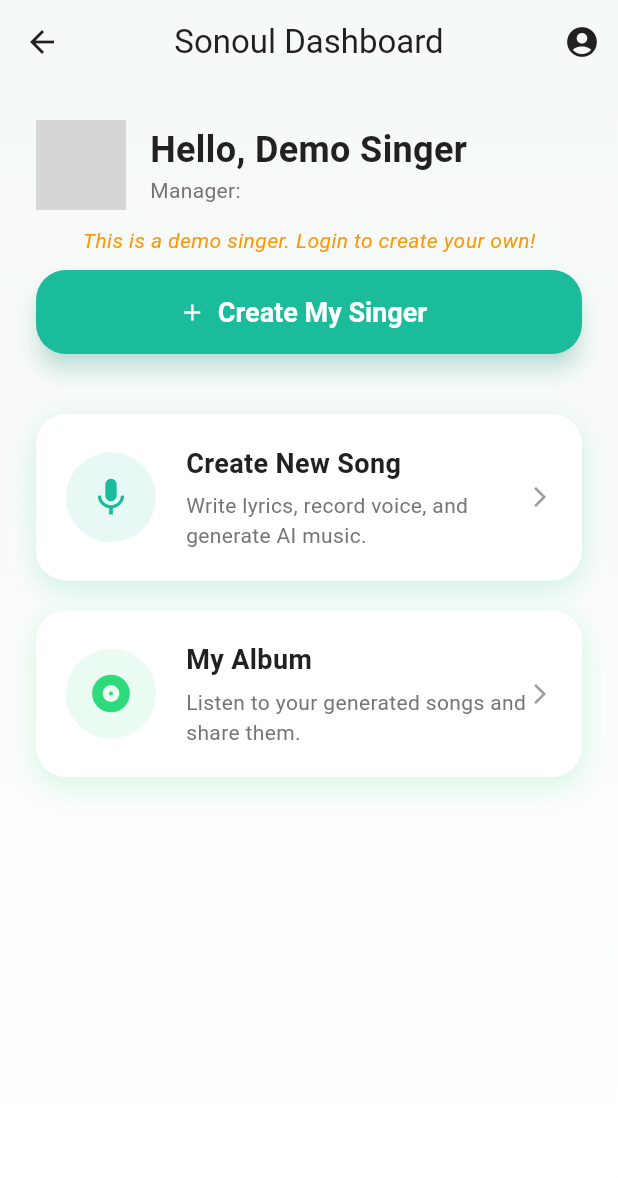
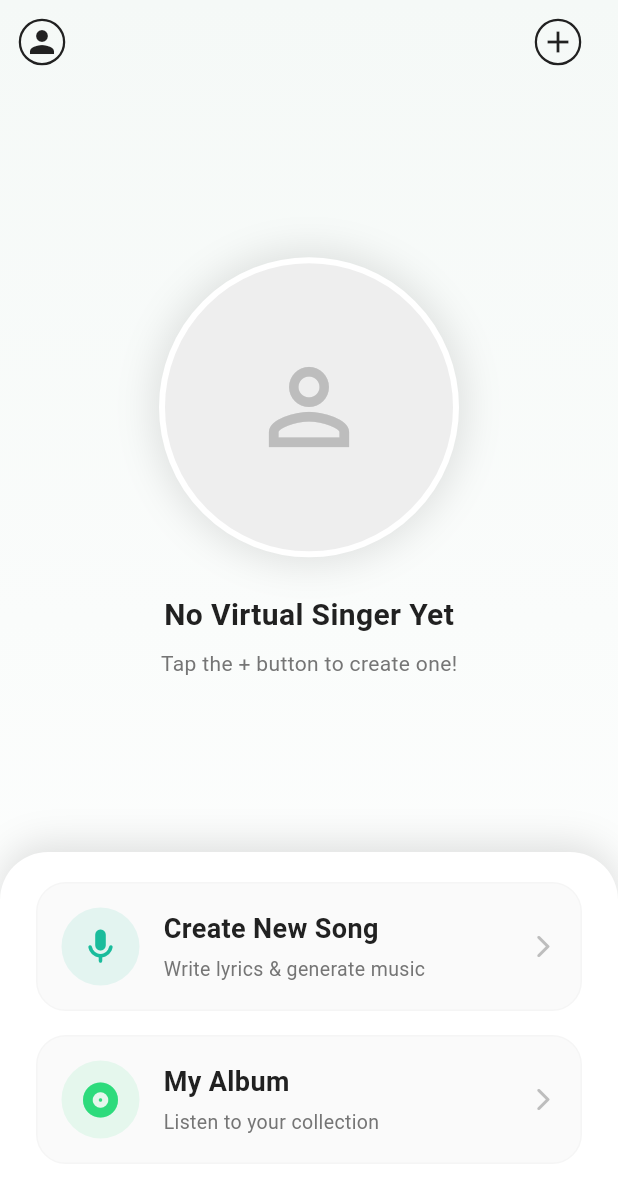
Before and after one commit to hymanliu2015/sonoul, a Flutter app: the DashPage screen opened by its route, on a phone screen of 412 x 824 dp. Shown: the top 1178 px of the screen. Run offline on Flutter 3.47's test engine with Material 3 defaults, Android fonts, the phone set to English and light mode, and no system bars; our stand-ins replace audioplayers, dio, fluttertoast, get, in_app_purchase, in_app_review and 7 more; missing offline and left inert: record; accounts and stored records are empty; grey boxes are pictures that could not be loaded.

Commit message:
多个虚拟歌手

```diff
--- a/lib/features/dash/dash_page.dart
+++ b/lib/features/dash/dash_page.dart
@@ -1,6 +1,7 @@
 import 'package:flutter/material.dart';
 import 'package:get/get.dart';
 import 'package:sonoul/common/res/app_colors.dart';
+import 'package:sonoul/components/custom_text.dart';
 import 'package:sonoul/features/dash/dash_controller.dart';
 
 class DashPage extends StatelessWidget {
@@ -11,13 +12,36 @@
   @override
   Widget build(BuildContext context) {
     return Scaffold(
+      extendBodyBehindAppBar: true,
       appBar: AppBar(
-        title: const Text('Sonoul Dashboard'),
-        centerTitle: true,
+        backgroundColor: Colors.transparent,
+        elevation: 0,
+        leading: IconButton(
+          icon: Container(
+            padding: const EdgeInsets.all(2),
+            decoration: BoxDecoration(
+              shape: BoxShape.circle,
+              border: Border.all(color: AppColors.textPrimary, width: 1.5),
+            ),
+            child: const Icon(Icons.person, color: AppColors.textPrimary),
+          ),
+          onPressed: controller.goToProfile,
+        ),
         actions: [
-          IconButton(
-            icon: const Icon(Icons.account_circle_rounded),
-            onPressed: controller.goToProfile,
+          Padding(
+            padding: const EdgeInsets.only(right: 16.0),
+            child: IconButton(
+              icon: Container(
+                padding: const EdgeInsets.all(2),
+                decoration: BoxDecoration(
+                  shape: BoxShape.circle,
+                  border: Border.all(color: AppColors.textPrimary, width: 1.5),
+                ),
+                child: const Icon(Icons.add, color: AppColors.textPrimary),
+              ),
+              onPressed: controller.goToCreateSinger,
+              tooltip: 'Create My Singer',
+            ),
           ),
         ],
       ),
@@ -29,90 +53,94 @@
             colors: [AppColors.background, Colors.white],
           ),
         ),
-        child: Padding(
-          padding: const EdgeInsets.all(24.0),
+        child: SafeArea(
           child: Column(
-            crossAxisAlignment: CrossAxisAlignment.start,
             children: [
-              Obx(() => Row(
-                children: [
-                  CircleAvatar(
-                    radius: 30,
-                    backgroundImage: controller.singerAvatar.value.isNotEmpty
-                        ? NetworkImage(controller.singerAvatar.value)
-                        : null,
-                    child: controller.singerAvatar.value.isEmpty
-                        ? const Icon(Icons.person, size: 30)
-                        : null,
-                  ),
-                  const SizedBox(width: 16),
-                  Column(
-                    crossAxisAlignment: CrossAxisAlignment.start,
+              // Top Section: Virtual Singer Display (PageView)
+              Expanded(
+                flex: 4, // Increased space for singer
+                child: Obx(() {
+                  if (controller.singers.isEmpty) {
+                    return Center(child: _buildEmptySingerState());
+                  }
+                  return Column(
                     children: [
-                      Text(
-                        'Hello, ${controller.singerName.value}',
-                        style: const TextStyle(
-                          fontSize: 24,
-                          fontWeight: FontWeight.bold,
-                          color: AppColors.textPrimary,
+                      Expanded(
+                        child: PageView.builder(
+                          itemCount: controller.singers.length,
+                          onPageChanged: controller.onPageChanged,
+                          itemBuilder: (context, index) {
+                            final singer = controller.singers[index];
+                            return _buildSingerDisplay(singer.name, singer.avatarUrl);
+                          },
                         ),
                       ),
-                      Text(
-                        'Manager: ${controller.userEmail}',
-                        style: const TextStyle(
-                          fontSize: 14,
-                          color: AppColors.textSecondary,
+                      // Page Indicator
+                      if (controller.singers.length > 1)
+                        Row(
+                          mainAxisAlignment: MainAxisAlignment.center,
+                          children: List.generate(controller.singers.length, (index) {
+                            return Obx(() => Container(
+                              margin: const EdgeInsets.symmetric(horizontal: 4),
+                              width: 8,
+                              height: 8,
+                              decoration: BoxDecoration(
+                                shape: BoxShape.circle,
+                                color: controller.currentSingerIndex.value == index
+                                    ? AppColors.primary
+                                    : Colors.grey.shade300,
+                              ),
+                            ));
+                          }),
                         ),
+                      const SizedBox(height: 16),
+                    ],
+                  );
+                }),
+              ),
+
+              // Bottom Section: Action Buttons
+              Expanded(
+                flex: 2,
+                child: Container(
+                  padding: const EdgeInsets.symmetric(horizontal: 24, vertical: 20),
+                  decoration: const BoxDecoration(
+                    color: Colors.white,
+                    borderRadius: BorderRadius.only(
+                      topLeft: Radius.circular(32),
+                      topRight: Radius.circular(32),
+                    ),
+                    boxShadow: [
+                      BoxShadow(
+                        color: Colors.black12,
+                        blurRadius: 20,
+                        offset: Offset(0, -5),
                       ),
                     ],
                   ),
-                ],
-              )),
-              const SizedBox(height: 10),
-              Obx(() => !controller.hasRealSinger.value
-                  ? Column(
+                  child: SingleChildScrollView(
+                    child: Column(
+                      mainAxisAlignment: MainAxisAlignment.center,
                       children: [
-                        const Text(
-                          'This is a demo singer. Login to create your own!',
-                          style: TextStyle(
-                            fontSize: 14,
-                            color: Colors.orange,
-                            fontStyle: FontStyle.italic,
-                          ),
+                        _buildActionButton(
+                          icon: Icons.mic_rounded,
+                          title: 'Create New Song',
+                          subtitle: 'Write lyrics & generate music',
+                          color: AppColors.primary,
+                          onTap: controller.goToCreateSingle,
                         ),
-                        const SizedBox(height: 10),
-                        ElevatedButton.icon(
-                          onPressed: controller.goToCreateSinger,
-                          icon: const Icon(Icons.add),
-                          label: const Text('Create My Singer'),
-                          style: ElevatedButton.styleFrom(
-                            backgroundColor: AppColors.primary,
-                          ),
+                        const SizedBox(height: 16),
+                        _buildActionButton(
+                          icon: Icons.album_rounded,
+                          title: 'My Album',
+                          subtitle: 'Listen to your collection',
+                          color: AppColors.secondary,
+                          onTap: controller.goToAlbum,
                         ),
                       ],
-                    )
-                  : const Text(
-                      'Ready to create some music?',
-                      style: TextStyle(
-                        fontSize: 16,
-                        color: AppColors.textSecondary,
-                      ),
-                    )),
-              const SizedBox(height: 40),
-              _buildMenuCard(
-                icon: Icons.mic,
-                title: 'Create New Song',
-                subtitle: 'Write lyrics, record voice, and generate AI music.',
-                color: AppColors.primary,
-                onTap: controller.goToCreateSingle,
-              ),
-              const SizedBox(height: 20),
-              _buildMenuCard(
-                icon: Icons.album,
-                title: 'My Album',
-                subtitle: 'Listen to your generated songs and share them.',
-                color: AppColors.secondary,
-                onTap: controller.goToAlbum,
+                    ),
+                  ),
+                ),
               ),
             ],
           ),
@@ -121,63 +149,142 @@
     );
   }
 
-  Widget _buildMenuCard({
+  Widget _buildEmptySingerState() {
+    return Column(
+      mainAxisAlignment: MainAxisAlignment.center,
+      children: [
+        Container(
+          width: 200,
+          height: 200,
+          decoration: BoxDecoration(
+            color: Colors.grey.shade200,
+            shape: BoxShape.circle,
+            border: Border.all(color: Colors.white, width: 4),
+            boxShadow: [
+              BoxShadow(
+                color: Colors.black.withOpacity(0.1),
+                blurRadius: 20,
+                spreadRadius: 5,
+              ),
+            ],
+          ),
+          child: Icon(Icons.person_outline, size: 80, color: Colors.grey.shade400),
+        ),
+        const SizedBox(height: 24),
+        const CustomText(
+          text: 'No Virtual Singer Yet',
+          textFontSize: 20,
+          fontWeight: FontWeight.bold,
+          textColor: AppColors.textPrimary,
+        ),
+        const SizedBox(height: 8),
+        const CustomText(
+          text: 'Tap the + button to create one!',
+          textFontSize: 14,
+          textColor: AppColors.textSecondary,
+        ),
+      ],
+    );
+  }
+
+  Widget _buildSingerDisplay(String name, String avatarUrl) {
+    return SingleChildScrollView(
+      child: Column(
+        mainAxisAlignment: MainAxisAlignment.center,
+        children: [
+          // 3D-like Avatar Container
+          Container(
+            width: 280,
+            height: 350, // Taller for full body or bust shot
+            decoration: BoxDecoration(
+              borderRadius: BorderRadius.circular(20),
+              image: DecorationImage(
+                image: NetworkImage(avatarUrl),
+                fit: BoxFit.cover,
+              ),
+              boxShadow: [
+                BoxShadow(
+                  color: AppColors.primary.withOpacity(0.3),
+                  blurRadius: 30,
+                  spreadRadius: 0,
+                  offset: const Offset(0, 10),
+                ),
+              ],
+            ),
+          ),
+          const SizedBox(height: 24),
+          CustomText(
+            text: name,
+            textFontSize: 28,
+            fontWeight: FontWeight.bold,
+            textColor: AppColors.textPrimary,
+          ),
+          const SizedBox(height: 8),
+          Container(
+            padding: const EdgeInsets.symmetric(horizontal: 12, vertical: 4),
+            decoration: BoxDecoration(
+              color: AppColors.primary.withOpacity(0.1),
+              borderRadius: BorderRadius.circular(12),
+            ),
+            child: const CustomText(
+              text: 'Virtual Singer',
+              textFontSize: 12,
+              textColor: AppColors.primary,
+              fontWeight: FontWeight.w600,
+            ),
+          ),
+        ],
+      ),
+    );
+  }
+
+  Widget _buildActionButton({
     required IconData icon,
     required String title,
     required String subtitle,
     required Color color,
     required VoidCallback onTap,
   }) {
-    return GestureDetector(
+    return InkWell(
       onTap: onTap,
       child: Container(
-        padding: const EdgeInsets.all(20),
+        padding: const EdgeInsets.all(16),
         decoration: BoxDecoration(
-          color: Colors.white,
+          color: Colors.grey.shade50,
           borderRadius: BorderRadius.circular(20),
-          boxShadow: [
-            BoxShadow(
-              color: color.withValues(alpha: 0.2),
-              blurRadius: 15,
-              offset: const Offset(0, 5),
-            ),
-          ],
+          border: Border.all(color: Colors.grey.shade100),
         ),
         child: Row(
           children: [
             Container(
-              padding: const EdgeInsets.all(15),
+              padding: const EdgeInsets.all(12),
               decoration: BoxDecoration(
-                color: color.withValues(alpha: 0.1),
+                color: color.withOpacity(0.1),
                 shape: BoxShape.circle,
               ),
-              child: Icon(icon, color: color, size: 30),
+              child: Icon(icon, color: color, size: 28),
             ),
-            const SizedBox(width: 20),
+            const SizedBox(width: 16),
             Expanded(
               child: Column(
                 crossAxisAlignment: CrossAxisAlignment.start,
                 children: [
-                  Text(
-                    title,
-                    style: const TextStyle(
-                      fontSize: 18,
-                      fontWeight: FontWeight.bold,
-                      color: AppColors.textPrimary,
-                    ),
+                  CustomText(
+                    text: title,
+                    textFontSize: 18,
+                    fontWeight: FontWeight.bold,
+                    textColor: AppColors.textPrimary,
                   ),
-                  const SizedBox(height: 5),
-                  Text(
-                    subtitle,
-                    style: const TextStyle(
-                      fontSize: 14,
-                      color: AppColors.textSecondary,
-                    ),
+                  const SizedBox(height: 4),
+                  CustomText(
+                    text: subtitle,
+                    textFontSize: 13,
+                    textColor: AppColors.textSecondary,
                   ),
                 ],
               ),
             ),
-            const Icon(Icons.arrow_forward_ios, color: Colors.grey, size: 16),
+            Icon(Icons.arrow_forward_ios_rounded, color: Colors.grey.shade400, size: 18),
           ],
         ),
       ),
--- /dev/null
+++ b/lib/features/dash/singer_model.dart
@@ -0,0 +1,19 @@
+class Singer {
+  final String id;
+  final String name;
+  final String avatarUrl;
+
+  Singer({
+    required this.id,
+    required this.name,
+    required this.avatarUrl,
+  });
+
+  factory Singer.fromJson(Map<String, dynamic> json) {
+    return Singer(
+      id: json['id']?.toString() ?? '',
+      name: json['name'] ?? '',
+      avatarUrl: json['avatar_url'] ?? '',
+    );
+  }
+}
--- a/lib/routes/app_pages.dart
+++ b/lib/routes/app_pages.dart
@@ -1,4 +1,4 @@
-import 'package:flutter/material.dart';
+
 import 'package:sonoul/features/dash/dash_binding.dart';
 import 'package:sonoul/features/dash/dash_page.dart';
 import 'package:sonoul/features/auth/login_page.dart';
@@ -14,7 +14,6 @@
 import 'package:sonoul/middleware/auth_middleware.dart';
 import 'package:sonoul/routes/app_routes.dart';
 import 'package:get/get.dart';
-import 'package:sonoul/utils/sp_util.dart';
 
 class AppPages{
 
@@ -25,7 +24,7 @@
         name: AppRoutes.dash,
         page: () => DashPage(),
         binding: DashBinding(),
-        middlewares: [RouteAuthMiddleware()],
+        middlewares: [AuthMiddleware()],
     ),
     GetPage(
       name: AppRoutes.login,
@@ -70,14 +69,3 @@
     ),
   ];
 }
-
-class RouteAuthMiddleware extends GetMiddleware {
-  @override
-  RouteSettings? redirect(String? route) {
-    final hasSeenGuide = SpUtil.getBool('has_seen_guide', defValue: false) ?? false;
-    if (!hasSeenGuide) {
-      return const RouteSettings(name: AppRoutes.guide);
-    }
-    return null;
-  }
-}
```
Also changed, not shown: lib/features/dash/dash_controller.dart (+67 -19 lines), lib/middleware/auth_middleware.dart (+15 -0 lines).
